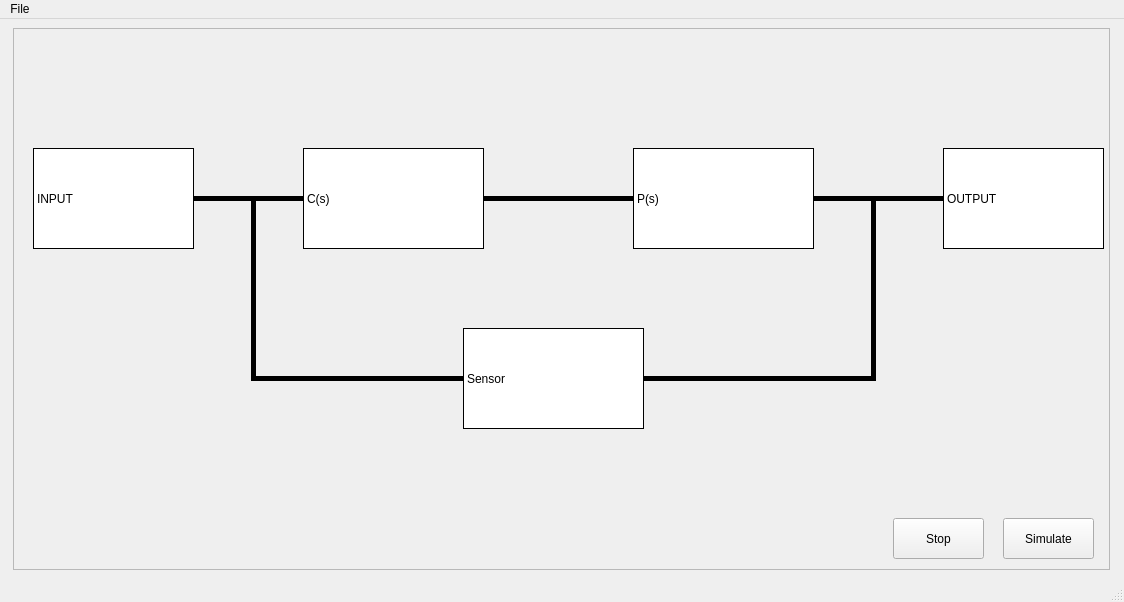
The window that App/Simulator_App/ui/Simulator.ui (DanielMontoyaR/Toolbox-de-Simulaci-n-para-An-lisis-de-Se-ales-Mixtas) describes before a commit, drawn with Qt 5.
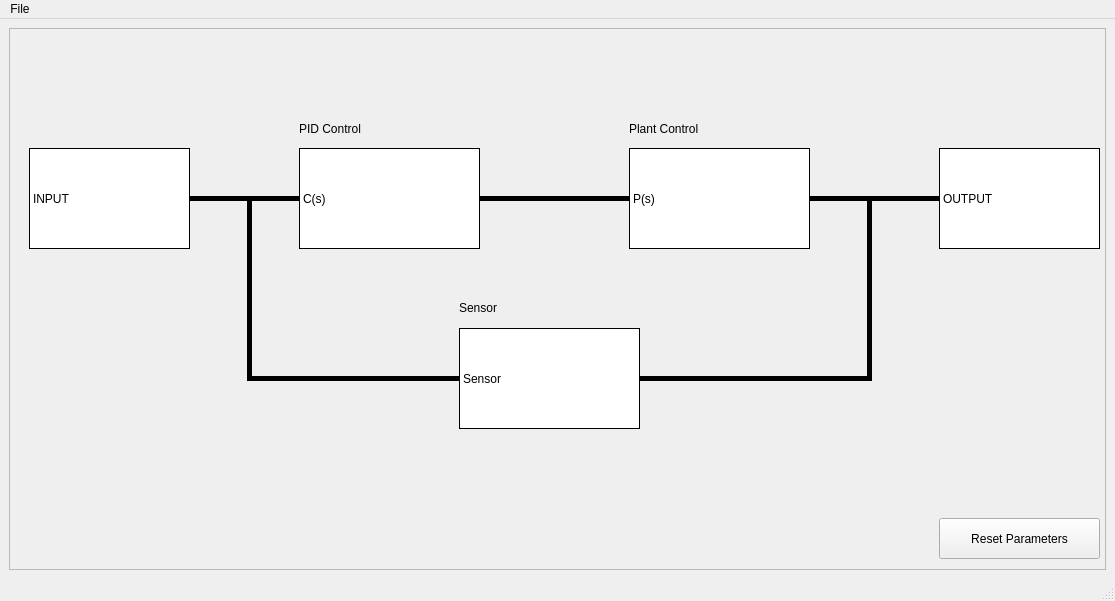
The same window after the commit.

The edit to the form file:
```diff
--- a/App/Simulator_App/ui/Simulator.ui
+++ b/App/Simulator_App/ui/Simulator.ui
@@ -6,8 +6,8 @@
    <rect>
     <x>0</x>
     <y>0</y>
-    <width>1124</width>
-    <height>602</height>
+    <width>1115</width>
+    <height>601</height>
    </rect>
   </property>
   <property name="windowTitle">
@@ -143,25 +143,6 @@
         <enum>Qt::Horizontal</enum>
        </property>
       </widget>
-      <widget class="QPushButton" name="simulateButton">
-       <property name="geometry">
-        <rect>
-         <x>990</x>
-         <y>490</y>
-         <width>91</width>
-         <height>41</height>
-        </rect>
-       </property>
-       <property name="minimumSize">
-        <size>
-         <width>91</width>
-         <height>41</height>
-        </size>
-       </property>
-       <property name="text">
-        <string>Simulate</string>
-       </property>
-      </widget>
       <widget class="QLabel" name="outputLabel">
        <property name="geometry">
         <rect>
@@ -259,9 +240,9 @@
       <widget class="QPushButton" name="stopButton">
        <property name="geometry">
         <rect>
-         <x>880</x>
+         <x>930</x>
          <y>490</y>
-         <width>91</width>
+         <width>161</width>
          <height>41</height>
         </rect>
        </property>
@@ -281,7 +262,7 @@
         <string notr="true"/>
        </property>
        <property name="text">
-        <string>Stop</string>
+        <string>Reset Parameters</string>
        </property>
       </widget>
       <widget class="QLabel" name="controlLabel">
@@ -336,6 +317,54 @@
         <string>Sensor</string>
        </property>
       </widget>
+      <widget class="QLabel" name="controlLabelIndicator">
+       <property name="geometry">
+        <rect>
+         <x>290</x>
+         <y>90</y>
+         <width>181</width>
+         <height>21</height>
+        </rect>
+       </property>
+       <property name="toolTip">
+        <string>&lt;html&gt;&lt;head/&gt;&lt;body&gt;&lt;p align=&quot;center&quot;&gt;&lt;br/&gt;&lt;/p&gt;&lt;/body&gt;&lt;/html&gt;</string>
+       </property>
+       <property name="text">
+        <string>PID Control</string>
+       </property>
+      </widget>
+      <widget class="QLabel" name="plantLabelIndicator">
+       <property name="geometry">
+        <rect>
+         <x>620</x>
+         <y>90</y>
+         <width>181</width>
+         <height>21</height>
+        </rect>
+       </property>
+       <property name="toolTip">
+        <string>&lt;html&gt;&lt;head/&gt;&lt;body&gt;&lt;p align=&quot;center&quot;&gt;&lt;br/&gt;&lt;/p&gt;&lt;/body&gt;&lt;/html&gt;</string>
+       </property>
+       <property name="text">
+        <string>Plant Control</string>
+       </property>
+      </widget>
+      <widget class="QLabel" name="sensorLabelIndicator">
+       <property name="geometry">
+        <rect>
+         <x>450</x>
+         <y>270</y>
+         <width>181</width>
+         <height>20</height>
+        </rect>
+       </property>
+       <property name="toolTip">
+        <string>&lt;html&gt;&lt;head/&gt;&lt;body&gt;&lt;p align=&quot;center&quot;&gt;&lt;br/&gt;&lt;/p&gt;&lt;/body&gt;&lt;/html&gt;</string>
+       </property>
+       <property name="text">
+        <string>Sensor</string>
+       </property>
+      </widget>
       <zorder>line_1</zorder>
       <zorder>line_4</zorder>
       <zorder>line_3</zorder>
@@ -356,7 +385,7 @@
     <rect>
      <x>0</x>
      <y>0</y>
-     <width>1124</width>
+     <width>1115</width>
      <height>21</height>
     </rect>
    </property>
```
Left out of the diff: 8 changed lines with no effect on the pictures.
